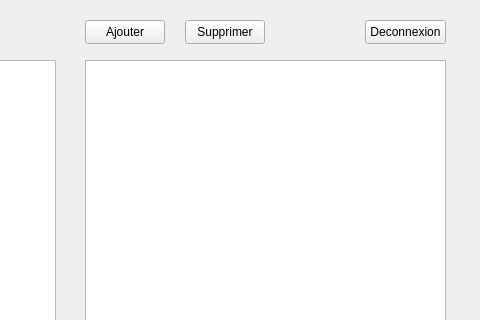
Old version of the form visualizedb.ui in the repository Zorehi/TP_Qt_1; both pictures show x 135 to 615 and y 0 to 320 of the 615 by 560 pixel window.
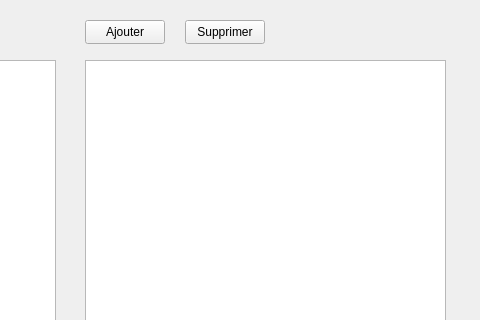
New version of the form.

```diff
--- a/visualizedb.ui
+++ b/visualizedb.ui
@@ -58,19 +58,6 @@
     <string>Retour</string>
    </property>
   </widget>
-  <widget class="QPushButton" name="buttonDisconnect">
-   <property name="geometry">
-    <rect>
-     <x>500</x>
-     <y>20</y>
-     <width>81</width>
-     <height>24</height>
-    </rect>
-   </property>
-   <property name="text">
-    <string>Deconnexion</string>
-   </property>
-  </widget>
   <widget class="QPushButton" name="buttonAdd">
    <property name="geometry">
     <rect>
```
